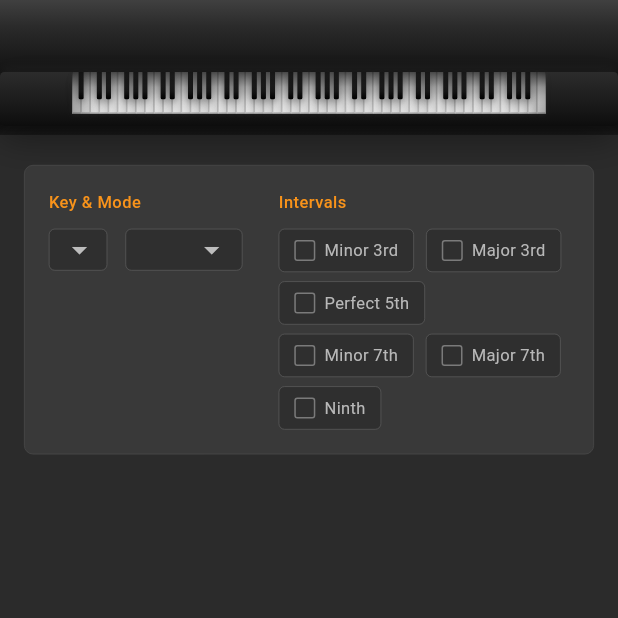
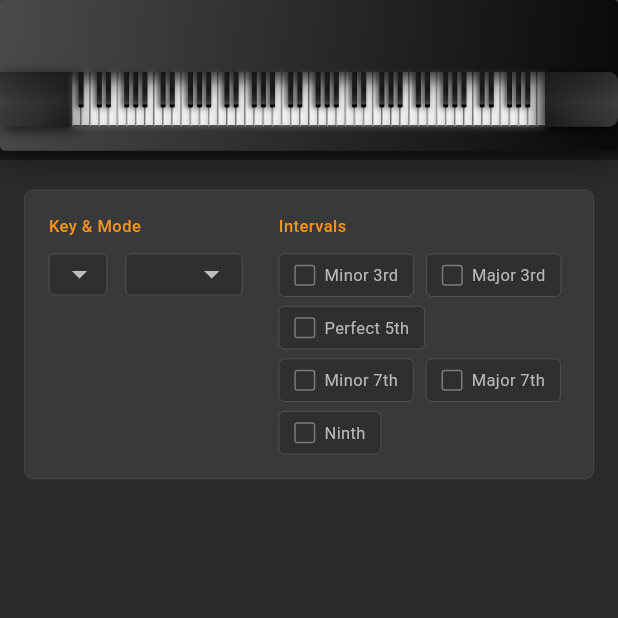
Before and after one commit to ejkreboot/diatonic, a Flutter app: the screen it shows after launch, on a phone screen of 412 x 824 dp, the top half of it. Run offline on Flutter 3.47's test engine with Material 3 defaults, Android fonts, the phone set to English and light mode, and no system bars; our stand-ins replace audioplayers; missing offline and left inert: window_size.

Commit message:
keyboard UI refinements

```diff
--- a/lib/main.dart
+++ b/lib/main.dart
@@ -235,7 +235,7 @@ class _PianoPageState extends State<PianoPage> {
               padding: const EdgeInsets.only(
                 left: 0,
                 right: 0,
-                top: 48,
+                top: 0,
                 bottom: 6,
               ),
               decoration: const BoxDecoration(
--- a/lib/widgets/piano_keyboard.dart
+++ b/lib/widgets/piano_keyboard.dart
@@ -42,20 +42,124 @@ class _PianoKeyboardState extends State<PianoKeyboard> with TickerProviderStateM
 
         final whiteKeyCount = PianoKeyboard.allKeys.where((key) => !key.contains('#')).length;
         final whiteKeyWidth = keyAreaWidth / whiteKeyCount;
-        final keyHeight = whiteKeyWidth * 4.6; // Maintain aspect ratio
-
-        // Black key dimensions - maintain proportional scaling at all sizes
-        final blackKeyWidth = whiteKeyWidth * 0.55;
-        final blackKeyHeight = keyHeight * 0.65;
 
         // Scalable border radius based on key width
-        final keyRadius = (whiteKeyWidth * 0.15).clamp(1.0, 4.0);
+        final keyRadius = (whiteKeyWidth * 0.15).clamp(1.0, 5.0);
         final containerRadius = (whiteKeyWidth * 0.1).clamp(3.0, 8.0);
 
-        // Separate white and black keys
+        return Container(
+          decoration: BoxDecoration(
+            gradient: const LinearGradient(
+              begin: Alignment.topLeft,
+              end: Alignment.centerRight,
+              colors: [
+                Color(0xFF4A4A4A), // Darker starting metallic gray at top-left
+                Color(0xFF3A3A3A), // Medium metallic gray
+                Color(0xFF2A2A2A), // Darker metallic gray
+                Color(0xFF1A1A1A), // Deep charcoal
+                Color(0xFF0A0A0A), // Very dark charcoal at center-right
+              ],
+              stops: [0.0, 0.25, 0.5, 0.75, 1.0],
+            ),
+            borderRadius: BorderRadius.circular(containerRadius),
+            boxShadow: [
+              // Deep outer shadow
+              BoxShadow(
+                color: Colors.black.withValues(alpha: 0.4),
+                blurRadius: 20,
+                offset: const Offset(0, 8),
+              ),
+              // Subtle inner highlight
+              BoxShadow(
+                color: Colors.grey.withValues(alpha: 0.1),
+                blurRadius: 6,
+                offset: const Offset(0, -2),
+              ),
+            ],
+          ),
+          child: Padding(
+            padding: const EdgeInsets.only(top: 48.0, bottom: 16.0), // Add 48px top padding, keep bottom padding
+            child: AspectRatio(
+              aspectRatio: whiteKeyCount / 4.6, // Restore proportional height based on key count
+              child: Row(
+                children: [
+                // Left cheek block
+                Container(
+                  width: 48, // Increased width to match cheekBlockWidth
+                  height: double.infinity, // Take full available height
+                  decoration: BoxDecoration(
+                    gradient: const LinearGradient(
+                      begin: Alignment.topLeft,
+                      end: Alignment.bottomRight,
+                      colors: [
+                        Color(0xFF4A4A4A), // Light charcoal at top-left
+                        Color(0xFF3A3A3A), // Medium charcoal
+                        Color(0xFF2A2A2A), // Darker charcoal
+                        Color(0xFF1A1A1A), // Dark charcoal at bottom-right
+                      ],
+                      stops: [0.0, 0.3, 0.7, 1.0],
+                    ),
+                    boxShadow: [
+                      // Main dimensional shadow
+                      BoxShadow(
+                        color: Colors.black.withValues(alpha: 0.6),
+                        blurRadius: 8,
+                        offset: const Offset(3, 3),
+                      ),
+                      // Additional depth shadow
+                      BoxShadow(
+                        color: Colors.black.withValues(alpha: 0.3),
+                        blurRadius: 4,
+                        offset: const Offset(1, 1),
+                      ),
+                    ],
+                  ),
+                  child: ClipRRect(
+                    child: Stack(
+                      children: [
+                        // Shadow overlay from case above
+                        Positioned(
+                          top: 0,
+                          left: 0,
+                          right: 0,
+                          height: 20, // Shadow depth from case above
+                          child: Container(
+                            decoration: BoxDecoration(
+                              gradient: LinearGradient(
+                                begin: Alignment.topCenter,
+                                end: Alignment.bottomCenter,
+                                colors: [
+                                  Colors.black.withValues(alpha: 0.4), // Stronger shadow at top
+                                  Colors.black.withValues(alpha: 0.2),
+                                  Colors.black.withValues(alpha: 0.0), // Fade to transparent
+                                ],
+                                stops: const [0.0, 0.6, 1.0],
+                              ),
+                            ),
+                          ),
+                        ),
+                      ],
+                    ),
+                  ),
+                ),
+                // Main keyboard area
+                Expanded(
+                  child: Container(
+                    decoration: BoxDecoration(
+                        borderRadius: BorderRadius.circular(0),
+                      ),
+                      child: LayoutBuilder(
+                        builder: (context, keyboardConstraints) {
+                          // Recalculate dimensions based on actual available space
+                          final actualKeyAreaWidth = keyboardConstraints.maxWidth;
+                          final actualKeyHeight = keyboardConstraints.maxHeight;
+                          final actualWhiteKeyWidth = actualKeyAreaWidth / whiteKeyCount;
+                          final actualBlackKeyWidth = actualWhiteKeyWidth * 0.55;
+                          final actualBlackKeyHeight = actualKeyHeight * 0.65;
+
+                          // Build both white and black keys with correct positioning
                           final whiteKeys = <Widget>[];
                           final blackKeys = <Widget>[];
-
                           int whiteKeyIndex = 0;
 
                           for (int i = 0; i < PianoKeyboard.allKeys.length; i++) {
@@ -69,7 +173,7 @@ class _PianoKeyboardState extends State<PianoKeyboard> with TickerProviderStateM
                               // White key with realistic gradient and shadows
                               whiteKeys.add(AnimatedContainer(
                                 duration: const Duration(milliseconds: 100),
-              height: keyHeight,
+                                height: actualKeyHeight,
                                 decoration: BoxDecoration(
                                   gradient: isActive
                                     ? LinearGradient(
@@ -100,12 +204,12 @@ class _PianoKeyboardState extends State<PianoKeyboard> with TickerProviderStateM
                                     // Main shadow
                                     BoxShadow(
                                       color: Colors.black.withValues(alpha: 0.15),
-                    blurRadius: isActive ? 8 : 4,
+                                      blurRadius: isActive ? 8 : 2,
                                       offset: isActive ? const Offset(0, 4) : const Offset(0, 2),
                                     ),
                                     // Subtle ambient shadow
                                     BoxShadow(
-                    color: Colors.grey.withValues(alpha: 0.08),
+                                      color: Colors.grey.withValues(alpha: 0.4),
                                       blurRadius: 2,
                                       offset: const Offset(0, 1),
                                     ),
@@ -114,9 +218,9 @@ class _PianoKeyboardState extends State<PianoKeyboard> with TickerProviderStateM
                                 child: Container(
                                   decoration: BoxDecoration(
                                     border: Border(
-                    left: BorderSide(color: Colors.grey.shade400, width: 0.5),
-                    right: BorderSide(color: Colors.grey.shade400, width: 0.5),
-                    bottom: BorderSide(color: Colors.grey.shade500, width: 1.0),
+                                      left: BorderSide(color: Colors.grey.shade500, width: 0.5),
+                                      right: BorderSide(color: Colors.grey.shade800, width: 0.5),
+                                      bottom: BorderSide(color: Colors.grey.shade900, width: 1.0),
                                     ),
                                   ),
                                   child: Material(
@@ -130,24 +234,7 @@ class _PianoKeyboardState extends State<PianoKeyboard> with TickerProviderStateM
                                       child: Stack(
                                         children: [
                                           // Subtle highlight at top
-                        Positioned(
-                          top: 0,
-                          left: 2,
-                          right: 2,
-                          height: keyHeight * 0.15,
-                          child: Container(
-                            decoration: BoxDecoration(
-                              gradient: LinearGradient(
-                                begin: Alignment.topCenter,
-                                end: Alignment.bottomCenter,
-                                colors: [
-                                  Colors.white.withValues(alpha: 0.6),
-                                  Colors.white.withValues(alpha: 0.0),
-                                ],
-                              ),
-                            ),
-                          ),
-                        ),
+
                                           // Thin bottom border for scale notes (white keys)
                                           if (isInScale)
                                           Positioned(
@@ -173,227 +260,9 @@ class _PianoKeyboardState extends State<PianoKeyboard> with TickerProviderStateM
                               ));
                               whiteKeyIndex++;
                             } else {
-            // Black key with modern styling and animation
-            // Calculate position based on the actual container width
-            final blackKeyLeft = (whiteKeyIndex * whiteKeyWidth) - (blackKeyWidth / 2);
+                              final blackKeyLeft = (whiteKeyIndex * actualWhiteKeyWidth) - (actualBlackKeyWidth / 2);
 
                               blackKeys.add(Positioned(
-              left: blackKeyLeft,
-              width: blackKeyWidth,
-              height: blackKeyHeight,
-              child: AnimatedContainer(
-                duration: const Duration(milliseconds: 100),
-                decoration: BoxDecoration(
-                  gradient: isActive
-                    ? LinearGradient(
-                        begin: Alignment.topCenter,
-                        end: Alignment.bottomCenter,
-                        colors: [
-                          const Color(0xFF2A2A2A),
-                          const Color(0xFF1A1A1A),
-                          const Color(0xFF0A0A0A),
-                        ],
-                        stops: const [0.0, 0.6, 1.0],
-                      )
-                    : LinearGradient(
-                        begin: Alignment.topCenter,
-                        end: Alignment.bottomCenter,
-                        colors: [
-                          const Color(0xFF4A4A4A),
-                          const Color(0xFF2A2A2A),
-                          const Color(0xFF1A1A1A),
-                          const Color(0xFF000000),
-                        ],
-                        stops: const [0.0, 0.3, 0.7, 1.0],
-                      ),
-                  borderRadius: BorderRadius.only(
-                    bottomLeft: Radius.circular(keyRadius),
-                    bottomRight: Radius.circular(keyRadius),
-                  ),
-                  boxShadow: [
-                    // Main deep shadow
-                    BoxShadow(
-                      color: Colors.black.withValues(alpha: 0.6),
-                      blurRadius: isActive ? 12 : 8,
-                      offset: isActive ? const Offset(0, 6) : const Offset(0, 4),
-                    ),
-                    // Subtle highlight shadow
-                    BoxShadow(
-                      color: Colors.black.withValues(alpha: 0.3),
-                      blurRadius: 3,
-                      offset: const Offset(0, 2),
-                    ),
-                  ],
-                ),
-                child: Material(
-                  color: Colors.transparent,
-                  child: InkWell(
-                    onTapDown: (_) => widget.onKeyPressed(note),
-                    borderRadius: BorderRadius.only(
-                      bottomLeft: Radius.circular(keyRadius),
-                      bottomRight: Radius.circular(keyRadius),
-                    ),
-                    child: Stack(
-                      children: [
-                        // Glossy highlight at top
-                        Positioned(
-                          top: 1,
-                          left: 2,
-                          right: 2,
-                          height: blackKeyHeight * 0.2,
-                          child: Container(
-                            decoration: BoxDecoration(
-                              gradient: LinearGradient(
-                                begin: Alignment.topCenter,
-                                end: Alignment.bottomCenter,
-                                colors: [
-                                  Colors.white.withValues(alpha: 0.15),
-                                  Colors.white.withValues(alpha: 0.0),
-                                ],
-                              ),
-                              borderRadius: BorderRadius.only(
-                                topLeft: Radius.circular(keyRadius),
-                                topRight: Radius.circular(keyRadius),
-                              ),
-                            ),
-                          ),
-                        ),
-                        // Thin bottom border for scale notes (black keys)
-                        if (isInScale)
-                          Positioned(
-                            bottom: 0,
-                            left: 0,
-                            right: 0,
-                            child: Container(
-                              height: 1.5,
-                              decoration: BoxDecoration(
-                                color: const Color(0xFF0084EF),
-                                borderRadius: BorderRadius.only(
-                                  bottomLeft: Radius.circular(keyRadius),
-                                  bottomRight: Radius.circular(keyRadius),
-                                ),
-                              ),
-                            ),
-                          ),
-                      ],
-                    ),
-                  ),
-                ),
-              ),
-            ));
-          }
-        }
-
-        return Container(
-          decoration: BoxDecoration(
-            // Rich dark gradient background like the Kawai
-            gradient: const LinearGradient(
-              begin: Alignment.topCenter,
-              end: Alignment.bottomCenter,
-              colors: [
-                Color(0xFF2C2C2C),
-                Color(0xFF1A1A1A),
-                Color(0xFF0D0D0D),
-              ],
-              stops: [0.0, 0.6, 1.0],
-            ),
-            borderRadius: BorderRadius.circular(containerRadius),
-            boxShadow: [
-              // Deep outer shadow
-              BoxShadow(
-                color: Colors.black.withValues(alpha: 0.4),
-                blurRadius: 20,
-                offset: const Offset(0, 8),
-              ),
-              // Subtle inner highlight
-              BoxShadow(
-                color: Colors.grey.withValues(alpha: 0.1),
-                blurRadius: 6,
-                offset: const Offset(0, -2),
-              ),
-            ],
-          ),
-          child: Padding(
-            padding: const EdgeInsets.only(bottom: 8.0), // Only bottom padding, eliminated top padding
-            child: Row(
-              children: [
-                // Left cheek block
-                Container(
-                  width: 48, // Increased width to match cheekBlockWidth
-                  decoration: BoxDecoration(
-                    gradient: const LinearGradient(
-                      begin: Alignment.centerLeft,
-                      end: Alignment.centerRight,
-                      colors: [
-                        Color(0xFF7A7A7A), // Much brighter highlight on outer edge
-                        Color(0xFF5A5A5A), // Bright mid-highlight
-                        Color(0xFF3A3A3A), // Mid tone
-                        Color(0xFF1A1A1A), // Much darker at inner edge
-                      ],
-                      stops: [0.0, 0.25, 0.6, 1.0],
-                    ),
-                    borderRadius: const BorderRadius.only(
-                      topLeft: Radius.circular(6),
-                      bottomLeft: Radius.circular(6),
-                    ),
-                    boxShadow: [
-                      // Main dimensional shadow
-                      BoxShadow(
-                        color: Colors.black.withValues(alpha: 0.6),
-                        blurRadius: 8,
-                        offset: const Offset(3, 3),
-                      ),
-                      // Additional depth shadow
-                      BoxShadow(
-                        color: Colors.black.withValues(alpha: 0.3),
-                        blurRadius: 4,
-                        offset: const Offset(1, 1),
-                      ),
-                    ],
-                  ),
-                ),
-                // Main keyboard area
-                Expanded(
-                  child: AspectRatio(
-                    aspectRatio: whiteKeyCount / 4.6, // Width to height ratio based on key proportions
-                    child: Container(
-                      decoration: BoxDecoration(
-                        gradient: const LinearGradient(
-                          begin: Alignment.topCenter,
-                          end: Alignment.bottomCenter,
-                          colors: [
-                            Color(0xFF3A3A3A),
-                            Color(0xFF2A2A2A),
-                          ],
-                        ),
-                        borderRadius: BorderRadius.circular(2),
-                      ),
-                      child: LayoutBuilder(
-                        builder: (context, keyboardConstraints) {
-                          // Recalculate dimensions based on actual available space
-                          final actualKeyAreaWidth = keyboardConstraints.maxWidth;
-                          final actualKeyHeight = keyboardConstraints.maxHeight;
-                          final actualWhiteKeyWidth = actualKeyAreaWidth / whiteKeyCount;
-                          final actualBlackKeyWidth = actualWhiteKeyWidth * 0.55;
-                          final actualBlackKeyHeight = actualKeyHeight * 0.65;
-
-                          // Rebuild black keys with correct positioning
-                          final adjustedBlackKeys = <Widget>[];
-                          int adjustedWhiteKeyIndex = 0;
-
-                          for (int i = 0; i < PianoKeyboard.allKeys.length; i++) {
-                            final note = PianoKeyboard.allKeys[i];
-                            final isBlackKey = note.contains('#');
-                            final isActive = widget.activeNotes.contains(note);
-                            final noteWithoutOctave = note.replaceAll(RegExp(r'\d+'), '');
-                            final isInScale = widget.scaleNotes.contains(noteWithoutOctave);
-
-                            if (!isBlackKey) {
-                              adjustedWhiteKeyIndex++;
-                            } else {
-                              final blackKeyLeft = (adjustedWhiteKeyIndex * actualWhiteKeyWidth) - (actualBlackKeyWidth / 2);
-
-                              adjustedBlackKeys.add(Positioned(
                                 left: blackKeyLeft,
                                 width: actualBlackKeyWidth,
                                 height: actualBlackKeyHeight,
@@ -418,9 +287,12 @@ class _PianoKeyboardState extends State<PianoKeyboard> with TickerProviderStateM
                                             const Color(0xFF4A4A4A),
                                             const Color(0xFF2A2A2A),
                                             const Color(0xFF1A1A1A),
+                                            const Color.fromARGB(255, 51, 51, 53),
+                                            const Color.fromARGB(255, 79, 79, 79),
+                                            const Color(0xFF1A1A1B),
                                             const Color(0xFF000000),
                                           ],
-                                          stops: const [0.0, 0.3, 0.7, 1.0],
+                                          stops: const [0.0, 0.3, 0.5, 0.84, 0.87, 0.92, .921],
                                         ),
                                     borderRadius: BorderRadius.only(
                                       bottomLeft: Radius.circular(keyRadius),
@@ -429,8 +301,8 @@ class _PianoKeyboardState extends State<PianoKeyboard> with TickerProviderStateM
                                     boxShadow: [
                                       BoxShadow(
                                         color: Colors.black.withValues(alpha: 0.6),
-                                        blurRadius: isActive ? 12 : 8,
-                                        offset: isActive ? const Offset(0, 6) : const Offset(0, 4),
+                                        blurRadius: isActive ? 0 : 2,
+                                        offset: isActive ? const Offset(0, 0) : const Offset(-2, 0),
                                       ),
                                       BoxShadow(
                                         color: Colors.black.withValues(alpha: 0.3),
@@ -502,7 +374,7 @@ class _PianoKeyboardState extends State<PianoKeyboard> with TickerProviderStateM
                                 children: whiteKeys.map((key) => Expanded(child: key)).toList(),
                               ),
                               // Black keys overlay with correct positioning
-                              ...adjustedBlackKeys,
+                              ...blackKeys,
                               // Enhanced drop shadow for deeper recess illusion - moved to top layer
                               Positioned(
                                 top: 0,
@@ -574,21 +446,21 @@ class _PianoKeyboardState extends State<PianoKeyboard> with TickerProviderStateM
                       ),
                     ),
                   ),
-                ),
                 // Right cheek block
                 Container(
                   width: 48, // Increased width to match cheekBlockWidth
+                  height: double.infinity, // Take full available height
                   decoration: BoxDecoration(
                     gradient: const LinearGradient(
-                      begin: Alignment.centerRight,
-                      end: Alignment.centerLeft,
+                      begin: Alignment.topRight,
+                      end: Alignment.bottomLeft,
                       colors: [
-                        Color(0xFF7A7A7A), // Much brighter highlight on outer edge
-                        Color(0xFF5A5A5A), // Bright mid-highlight
-                        Color(0xFF3A3A3A), // Mid tone
-                        Color(0xFF1A1A1A), // Much darker at inner edge
+                        Color(0xFF4A4A4A), // Light charcoal at top-right
+                        Color(0xFF3A3A3A), // Medium charcoal
+                        Color(0xFF2A2A2A), // Darker charcoal
+                        Color(0xFF1A1A1A), // Dark charcoal at bottom-left
                       ],
-                      stops: [0.0, 0.25, 0.6, 1.0],
+                      stops: [0.0, 0.3, 0.7, 1.0],
                     ),
                     borderRadius: const BorderRadius.only(
                       topRight: Radius.circular(6),
@@ -609,8 +481,40 @@ class _PianoKeyboardState extends State<PianoKeyboard> with TickerProviderStateM
                       ),
                     ],
                   ),
+                  child: ClipRRect(
+                    borderRadius: const BorderRadius.only(
+                      topRight: Radius.circular(6),
+                      bottomRight: Radius.circular(6),
+                    ),
+                    child: Stack(
+                      children: [
+                        // Shadow overlay from case above
+                        Positioned(
+                          top: 0,
+                          left: 0,
+                          right: 0,
+                          height: 20, // Shadow depth from case above
+                          child: Container(
+                            decoration: BoxDecoration(
+                              gradient: LinearGradient(
+                                begin: Alignment.topCenter,
+                                end: Alignment.bottomCenter,
+                                colors: [
+                                  Colors.black.withValues(alpha: 0.4), // Stronger shadow at top
+                                  Colors.black.withValues(alpha: 0.2),
+                                  Colors.black.withValues(alpha: 0.0), // Fade to transparent
+                                ],
+                                stops: const [0.0, 0.6, 1.0],
+                              ),
+                            ),
+                          ),
                         ),
                       ],
+                    ),
+                  ),
+                ),
+              ],
+            ),
           ),
           ),
         );
```
Lines whose indentation alone changed are shown as unchanged.
